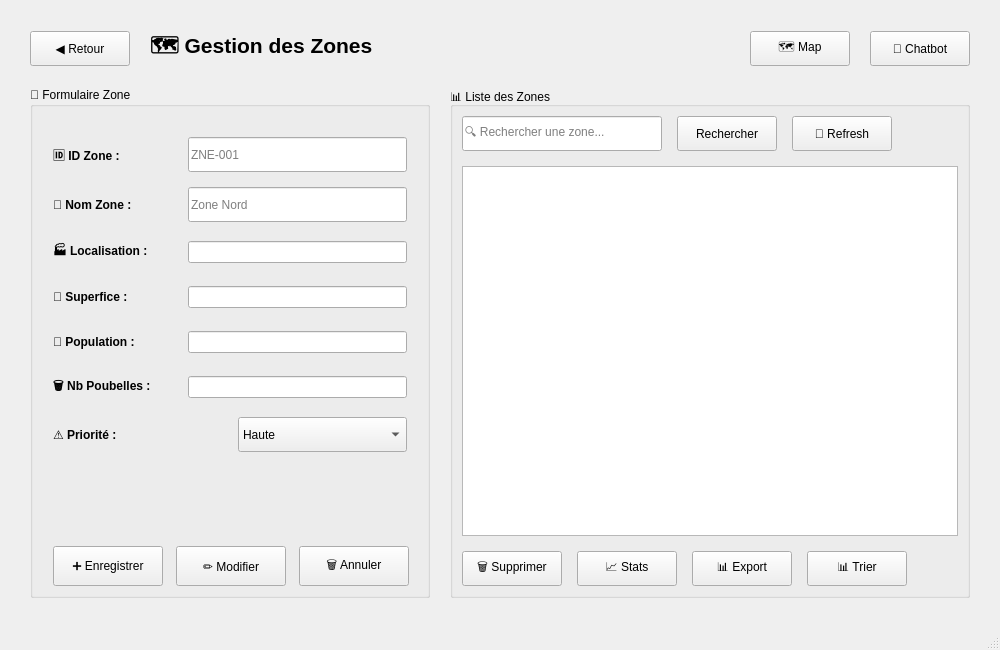
Qt form ourlabib.ui (Esprit-UP-Algo/projetcpp2526-s2-2a12-collection-and-recycling-management) before a commit.
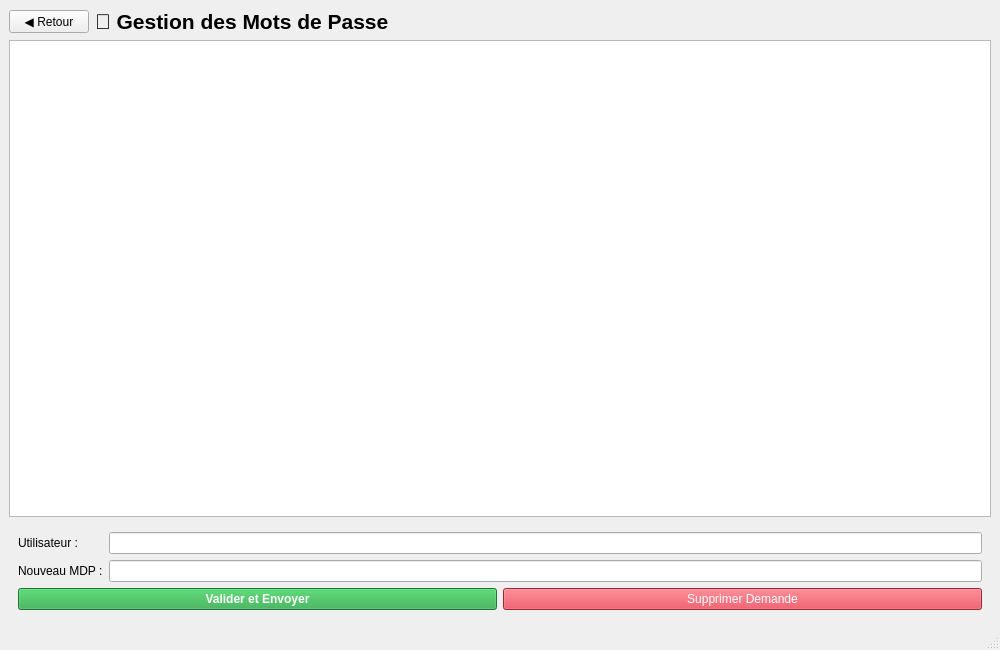
The same form after that commit. The open tabs and pages were chosen to show the change. Icons and pictures are not drawn.

Patch:
```diff
--- a/ourlabib.ui
+++ b/ourlabib.ui
@@ -4992,6 +4992,110 @@
         </item>
        </layout>
       </widget>
+      <widget class="QWidget" name="pageGestionMDP">
+       <layout class="QVBoxLayout" name="layoutGestionMDP">
+        <item>
+         <layout class="QHBoxLayout" name="headerMDP">
+          <item>
+           <widget class="QPushButton" name="btnRetourMDP">
+            <property name="text">
+             <string>◀ Retour</string>
+            </property>
+           </widget>
+          </item>
+          <item>
+           <widget class="QLabel" name="labelTitleMDP">
+            <property name="font">
+             <font>
+              <pointsize>16</pointsize>
+              <bold>true</bold>
+             </font>
+            </property>
+            <property name="text">
+             <string>🔑 Gestion des Mots de Passe</string>
+            </property>
+           </widget>
+          </item>
+          <item>
+           <spacer name="spacerMDP">
+            <property name="orientation">
+             <enum>Qt::Orientation::Horizontal</enum>
+            </property>
+            <property name="sizeHint" stdset="0">
+             <size>
+              <width>0</width>
+              <height>0</height>
+             </size>
+            </property>
+           </spacer>
+          </item>
+         </layout>
+        </item>
+        <item>
+         <widget class="QTableView" name="tableViewDemandes"/>
+        </item>
+        <item>
+         <widget class="QFrame" name="frameMDPAction">
+          <property name="maximumSize">
+           <size>
+            <width>16777215</width>
+            <height>150</height>
+           </size>
+          </property>
+          <layout class="QGridLayout" name="gridMDP">
+           <item row="0" column="0">
+            <widget class="QLabel" name="label_75">
+             <property name="text">
+              <string>Utilisateur :</string>
+             </property>
+            </widget>
+           </item>
+           <item row="0" column="1">
+            <widget class="QLineEdit" name="lineEdit_selectedUser">
+             <property name="readOnly">
+              <bool>true</bool>
+             </property>
+            </widget>
+           </item>
+           <item row="1" column="0">
+            <widget class="QLabel" name="label_76">
+             <property name="text">
+              <string>Nouveau MDP :</string>
+             </property>
+            </widget>
+           </item>
+           <item row="1" column="1">
+            <widget class="QLineEdit" name="lineEdit_newPass"/>
+           </item>
+           <item row="2" column="0" colspan="2">
+            <layout class="QHBoxLayout" name="horMDPBtns">
+             <item>
+              <widget class="QPushButton" name="btnValiderReset">
+               <property name="text">
+                <string>Valider et Envoyer</string>
+               </property>
+               <property name="styleSheet">
+                <string notr="true">background-color: #28a745; color: white; font-weight: bold;</string>
+               </property>
+              </widget>
+             </item>
+             <item>
+              <widget class="QPushButton" name="btnSupprimerDemande">
+               <property name="text">
+                <string>Supprimer Demande</string>
+               </property>
+               <property name="styleSheet">
+                <string notr="true">background-color: #dc3545; color: white;</string>
+               </property>
+              </widget>
+             </item>
+            </layout>
+           </item>
+          </layout>
+         </widget>
+        </item>
+       </layout>
+      </widget>
      </widget>
     </item>
    </layout>
```
Left out of the diff: 48 changed lines with no effect on the pictures.
